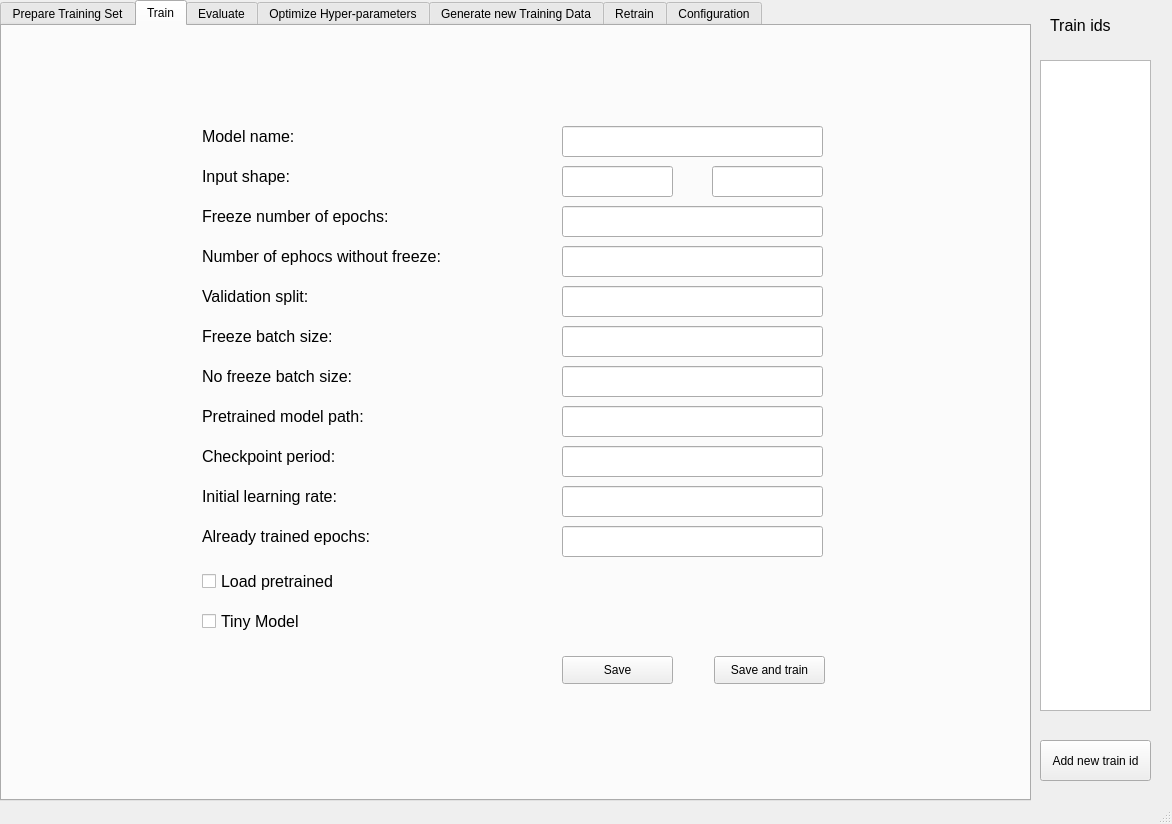
Above: App/pedect/design/mainWindow.ui from SebastianNechita/licenta before the change. Below: the same form after it.
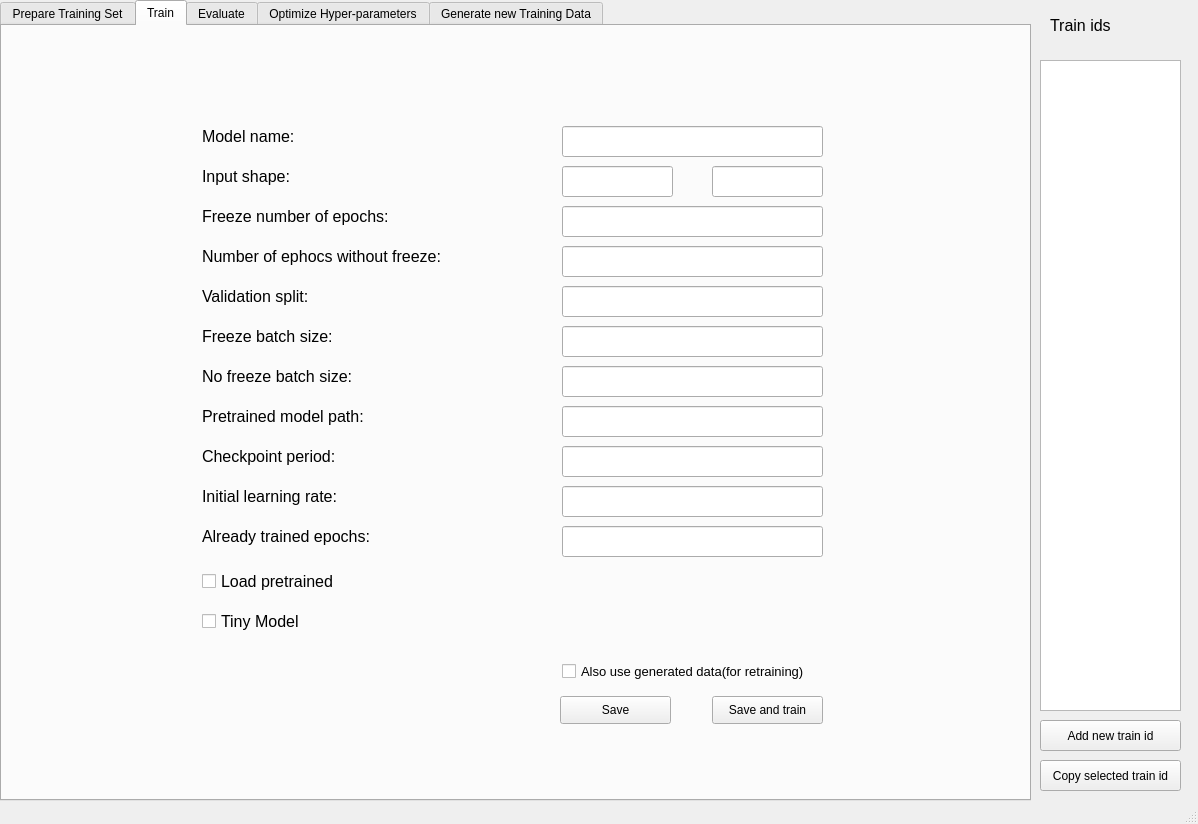
That is the form after the change. The open tabs and pages were chosen to show the change.

What changed in the file:
```diff
--- a/App/pedect/design/mainWindow.ui
+++ b/App/pedect/design/mainWindow.ui
@@ -6,7 +6,7 @@
    <rect>
     <x>0</x>
     <y>0</y>
-    <width>1172</width>
+    <width>1198</width>
     <height>824</height>
    </rect>
   </property>
@@ -458,8 +458,8 @@
      <widget class="QPushButton" name="saveConfigurationButton">
       <property name="geometry">
        <rect>
-        <x>560</x>
-        <y>630</y>
+        <x>558</x>
+        <y>670</y>
         <width>111</width>
         <height>28</height>
        </rect>
@@ -517,8 +517,8 @@
      <widget class="QPushButton" name="saveConfigurationAndTrainButton">
       <property name="geometry">
        <rect>
-        <x>712</x>
-        <y>630</y>
+        <x>710</x>
+        <y>670</y>
         <width>111</width>
         <height>28</height>
        </rect>
@@ -527,6 +527,24 @@
        <string>Save and train</string>
       </property>
      </widget>
+     <widget class="QCheckBox" name="retrainCheckBox">
+      <property name="geometry">
+       <rect>
+        <x>560</x>
+        <y>630</y>
+        <width>361</width>
+        <height>31</height>
+       </rect>
+      </property>
+      <property name="font">
+       <font>
+        <pointsize>10</pointsize>
+       </font>
+      </property>
+      <property name="text">
+       <string>Also use generated data(for retraining)</string>
+      </property>
+     </widget>
     </widget>
     <widget class="QWidget" name="tab">
      <attribute name="title">
@@ -1704,24 +1722,14 @@
       </property>
      </widget>
     </widget>
-    <widget class="QWidget" name="tab_5">
-     <attribute name="title">
-      <string>Retrain</string>
-     </attribute>
-    </widget>
-    <widget class="QWidget" name="tab_7">
-     <attribute name="title">
-      <string>Configuration</string>
-     </attribute>
-    </widget>
    </widget>
    <widget class="QPushButton" name="addNewTrainIdButton">
     <property name="geometry">
      <rect>
       <x>1040</x>
-      <y>740</y>
-      <width>111</width>
-      <height>41</height>
+      <y>720</y>
+      <width>141</width>
+      <height>31</height>
      </rect>
     </property>
     <property name="text">
@@ -1733,7 +1741,7 @@
      <rect>
       <x>1040</x>
       <y>60</y>
-      <width>111</width>
+      <width>141</width>
       <height>651</height>
      </rect>
     </property>
@@ -1756,6 +1764,19 @@
      <string>Train ids</string>
     </property>
    </widget>
+   <widget class="QPushButton" name="copySelectedTrainIdButton">
+    <property name="geometry">
+     <rect>
+      <x>1040</x>
+      <y>760</y>
+      <width>141</width>
+      <height>31</height>
+     </rect>
+    </property>
+    <property name="text">
+     <string>Copy selected train id</string>
+    </property>
+   </widget>
   </widget>
   <widget class="QStatusBar" name="statusbar"/>
  </widget>
```
